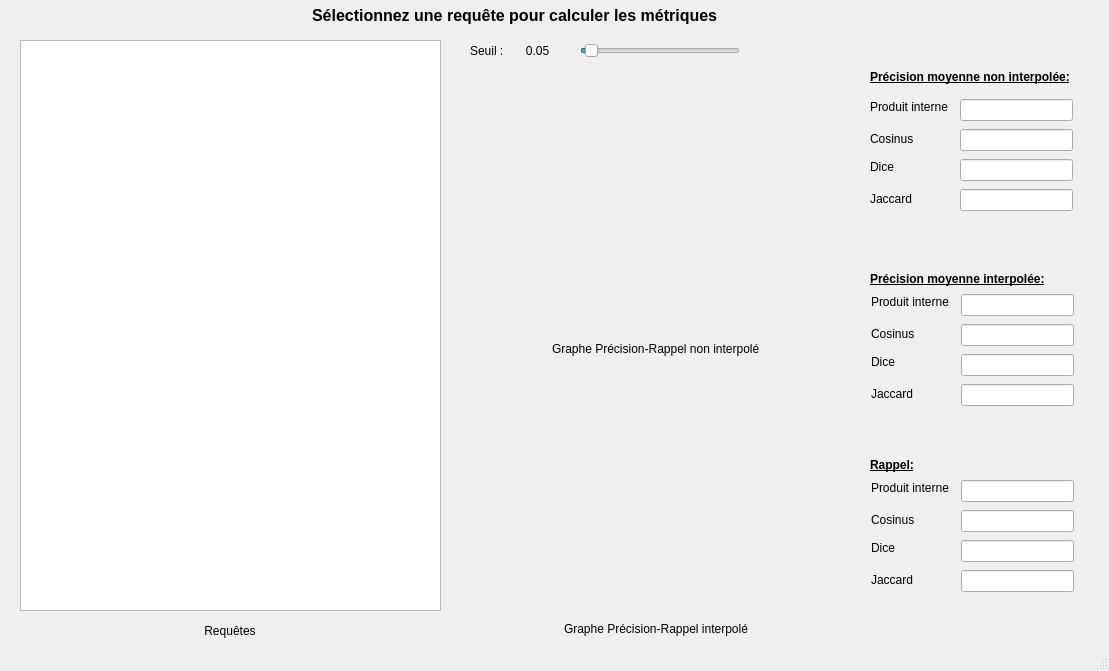
HichemAK/information-retrieval, file interface/query_interface.ui: the form before one commit.
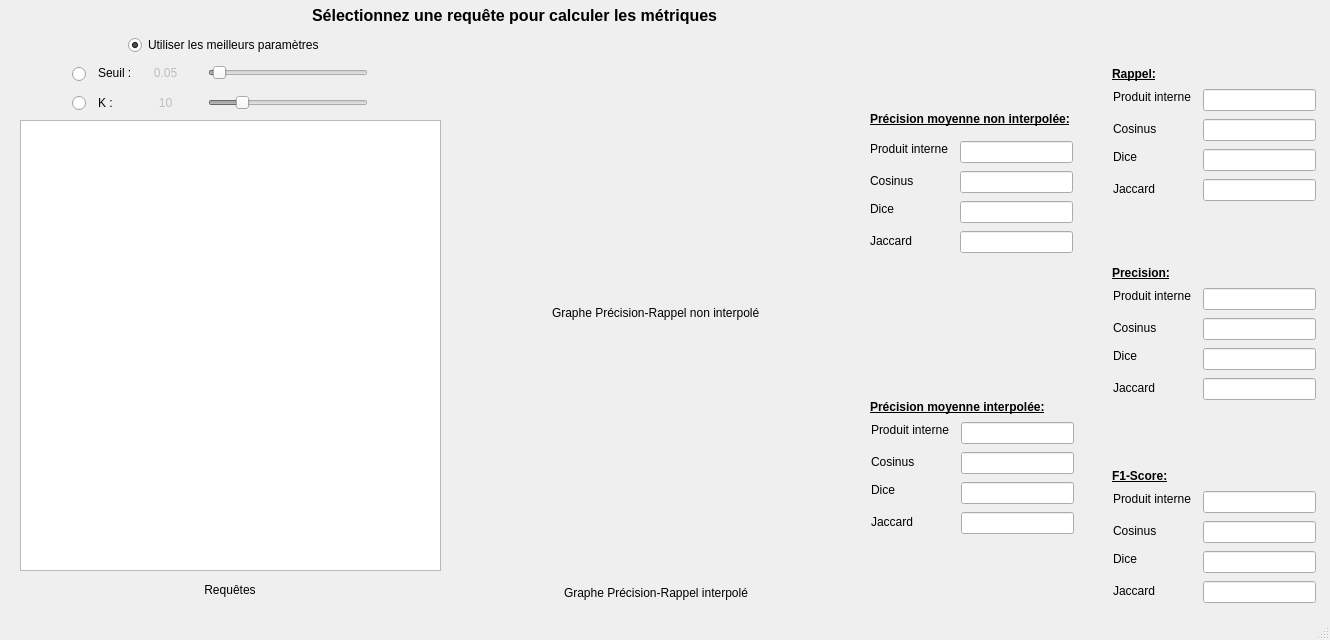
The form after the commit.

Commit message: Preparing app for new options

The edit to the form file:
```diff
--- a/interface/query_interface.ui
+++ b/interface/query_interface.ui
@@ -6,8 +6,8 @@
    <rect>
     <x>0</x>
     <y>0</y>
-    <width>1109</width>
-    <height>671</height>
+    <width>1330</width>
+    <height>640</height>
    </rect>
   </property>
   <property name="windowTitle">
@@ -18,9 +18,9 @@
     <property name="geometry">
      <rect>
       <x>20</x>
-      <y>40</y>
+      <y>120</y>
       <width>421</width>
-      <height>571</height>
+      <height>451</height>
      </rect>
     </property>
     <property name="sizeAdjustPolicy">
@@ -43,7 +43,7 @@
     <property name="geometry">
      <rect>
       <x>870</x>
-      <y>69</y>
+      <y>111</y>
       <width>241</width>
       <height>16</height>
      </rect>
@@ -63,7 +63,7 @@
     <property name="geometry">
      <rect>
       <x>552</x>
-      <y>341</y>
+      <y>305</y>
       <width>221</width>
       <height>16</height>
      </rect>
@@ -76,7 +76,7 @@
     <property name="geometry">
      <rect>
       <x>564</x>
-      <y>621</y>
+      <y>585</y>
       <width>200</width>
       <height>16</height>
      </rect>
@@ -89,7 +89,7 @@
     <property name="geometry">
      <rect>
       <x>130</x>
-      <y>623</y>
+      <y>582</y>
       <width>200</width>
       <height>16</height>
      </rect>
@@ -122,10 +122,13 @@
     </property>
    </widget>
    <widget class="QSlider" name="sliderF">
+    <property name="enabled">
+     <bool>false</bool>
+    </property>
     <property name="geometry">
      <rect>
-      <x>580</x>
-      <y>40</y>
+      <x>208</x>
+      <y>62</y>
       <width>160</width>
       <height>22</height>
      </rect>
@@ -146,8 +149,8 @@
    <widget class="QLabel" name="label_8">
     <property name="geometry">
      <rect>
-      <x>470</x>
-      <y>43</y>
+      <x>98</x>
+      <y>65</y>
       <width>41</width>
       <height>16</height>
      </rect>
@@ -157,10 +160,13 @@
     </property>
    </widget>
    <widget class="QLabel" name="labelF">
+    <property name="enabled">
+     <bool>false</bool>
+    </property>
     <property name="geometry">
      <rect>
-      <x>510</x>
-      <y>43</y>
+      <x>138</x>
+      <y>65</y>
       <width>55</width>
       <height>16</height>
      </rect>
@@ -176,7 +182,7 @@
     <property name="geometry">
      <rect>
       <x>460</x>
-      <y>81</y>
+      <y>45</y>
       <width>391</width>
       <height>251</height>
      </rect>
@@ -189,7 +195,7 @@
     <property name="geometry">
      <rect>
       <x>460</x>
-      <y>361</y>
+      <y>325</y>
       <width>391</width>
       <height>251</height>
      </rect>
@@ -202,7 +208,7 @@
     <property name="geometry">
      <rect>
       <x>870</x>
-      <y>99</y>
+      <y>141</y>
       <width>101</width>
       <height>16</height>
      </rect>
@@ -215,7 +221,7 @@
     <property name="geometry">
      <rect>
       <x>870</x>
-      <y>131</y>
+      <y>173</y>
       <width>81</width>
       <height>16</height>
      </rect>
@@ -228,7 +234,7 @@
     <property name="geometry">
      <rect>
       <x>870</x>
-      <y>159</y>
+      <y>201</y>
       <width>91</width>
       <height>16</height>
      </rect>
@@ -241,7 +247,7 @@
     <property name="geometry">
      <rect>
       <x>870</x>
-      <y>191</y>
+      <y>233</y>
       <width>101</width>
       <height>16</height>
      </rect>
@@ -254,8 +260,8 @@
     <property name="geometry">
      <rect>
       <x>870</x>
-      <y>271</y>
-      <width>241</width>
+      <y>399</y>
+      <width>211</width>
       <height>16</height>
      </rect>
     </property>
@@ -274,7 +280,7 @@
     <property name="geometry">
      <rect>
       <x>960</x>
-      <y>99</y>
+      <y>141</y>
       <width>113</width>
       <height>22</height>
      </rect>
@@ -287,7 +293,7 @@
     <property name="geometry">
      <rect>
       <x>960</x>
-      <y>129</y>
+      <y>171</y>
       <width>113</width>
       <height>22</height>
      </rect>
@@ -300,7 +306,7 @@
     <property name="geometry">
      <rect>
       <x>960</x>
-      <y>159</y>
+      <y>201</y>
       <width>113</width>
       <height>22</height>
      </rect>
@@ -313,7 +319,7 @@
     <property name="geometry">
      <rect>
       <x>960</x>
-      <y>189</y>
+      <y>231</y>
       <width>113</width>
       <height>22</height>
      </rect>
@@ -326,7 +332,7 @@
     <property name="geometry">
      <rect>
       <x>961</x>
-      <y>354</y>
+      <y>482</y>
       <width>113</width>
       <height>22</height>
      </rect>
@@ -339,7 +345,7 @@
     <property name="geometry">
      <rect>
       <x>961</x>
-      <y>294</y>
+      <y>422</y>
       <width>113</width>
       <height>22</height>
      </rect>
@@ -352,7 +358,7 @@
     <property name="geometry">
      <rect>
       <x>961</x>
-      <y>324</y>
+      <y>452</y>
       <width>113</width>
       <height>22</height>
      </rect>
@@ -365,7 +371,7 @@
     <property name="geometry">
      <rect>
       <x>871</x>
-      <y>386</y>
+      <y>514</y>
       <width>101</width>
       <height>16</height>
      </rect>
@@ -378,7 +384,7 @@
     <property name="geometry">
      <rect>
       <x>871</x>
-      <y>354</y>
+      <y>482</y>
       <width>91</width>
       <height>16</height>
      </rect>
@@ -391,7 +397,7 @@
     <property name="geometry">
      <rect>
       <x>871</x>
-      <y>294</y>
+      <y>422</y>
       <width>101</width>
       <height>16</height>
      </rect>
@@ -404,7 +410,7 @@
     <property name="geometry">
      <rect>
       <x>871</x>
-      <y>326</y>
+      <y>454</y>
       <width>81</width>
       <height>16</height>
      </rect>
@@ -417,20 +423,20 @@
     <property name="geometry">
      <rect>
       <x>961</x>
-      <y>384</y>
-      <width>113</width>
-      <height>22</height>
-     </rect>
-    </property>
-    <property name="readOnly">
-     <bool>true</bool>
-    </property>
-   </widget>
-   <widget class="QLabel" name="label_17">
-    <property name="geometry">
-     <rect>
-      <x>871</x>
       <y>512</y>
+      <width>113</width>
+      <height>22</height>
+     </rect>
+    </property>
+    <property name="readOnly">
+     <bool>true</bool>
+    </property>
+   </widget>
+   <widget class="QLabel" name="label_17">
+    <property name="geometry">
+     <rect>
+      <x>1113</x>
+      <y>121</y>
       <width>81</width>
       <height>16</height>
      </rect>
@@ -442,8 +448,8 @@
    <widget class="QLineEdit" name="lineEditRecall_10">
     <property name="geometry">
      <rect>
-      <x>961</x>
-      <y>510</y>
+      <x>1203</x>
+      <y>119</y>
       <width>113</width>
       <height>22</height>
      </rect>
@@ -455,8 +461,8 @@
    <widget class="QLineEdit" name="lineEditRecall_11">
     <property name="geometry">
      <rect>
-      <x>961</x>
-      <y>480</y>
+      <x>1203</x>
+      <y>89</y>
       <width>113</width>
       <height>22</height>
      </rect>
@@ -468,8 +474,8 @@
    <widget class="QLineEdit" name="lineEditRecall_12">
     <property name="geometry">
      <rect>
-      <x>961</x>
-      <y>570</y>
+      <x>1203</x>
+      <y>179</y>
       <width>113</width>
       <height>22</height>
      </rect>
@@ -481,8 +487,8 @@
    <widget class="QLineEdit" name="lineEditRecall_13">
     <property name="geometry">
      <rect>
-      <x>961</x>
-      <y>540</y>
+      <x>1203</x>
+      <y>149</y>
       <width>113</width>
       <height>22</height>
      </rect>
@@ -494,8 +500,8 @@
    <widget class="QLabel" name="label_18">
     <property name="geometry">
      <rect>
-      <x>871</x>
-      <y>572</y>
+      <x>1113</x>
+      <y>181</y>
       <width>101</width>
       <height>16</height>
      </rect>
@@ -507,8 +513,8 @@
    <widget class="QLabel" name="label_19">
     <property name="geometry">
      <rect>
-      <x>871</x>
-      <y>480</y>
+      <x>1113</x>
+      <y>89</y>
       <width>101</width>
       <height>16</height>
      </rect>
@@ -520,8 +526,8 @@
    <widget class="QLabel" name="label_20">
     <property name="geometry">
      <rect>
-      <x>871</x>
-      <y>540</y>
+      <x>1113</x>
+      <y>149</y>
       <width>91</width>
       <height>16</height>
      </rect>
@@ -533,8 +539,8 @@
    <widget class="QLabel" name="label_21">
     <property name="geometry">
      <rect>
-      <x>870</x>
-      <y>457</y>
+      <x>1112</x>
+      <y>66</y>
       <width>241</width>
       <height>16</height>
      </rect>
@@ -550,6 +556,362 @@
      <string>Rappel:</string>
     </property>
    </widget>
+   <widget class="QRadioButton" name="radioButton">
+    <property name="geometry">
+     <rect>
+      <x>128</x>
+      <y>35</y>
+      <width>221</width>
+      <height>20</height>
+     </rect>
+    </property>
+    <property name="text">
+     <string>Utiliser les meilleurs paramètres</string>
+    </property>
+    <property name="checked">
+     <bool>true</bool>
+    </property>
+    <attribute name="buttonGroup">
+     <string notr="true">buttonGroup</string>
+    </attribute>
+   </widget>
+   <widget class="QRadioButton" name="radioButton_2">
+    <property name="geometry">
+     <rect>
+      <x>72</x>
+      <y>64</y>
+      <width>21</width>
+      <height>20</height>
+     </rect>
+    </property>
+    <property name="text">
+     <string/>
+    </property>
+    <attribute name="buttonGroup">
+     <string notr="true">buttonGroup</string>
+    </attribute>
+   </widget>
+   <widget class="QSlider" name="sliderF_2">
+    <property name="enabled">
+     <bool>false</bool>
+    </property>
+    <property name="geometry">
+     <rect>
+      <x>208</x>
+      <y>92</y>
+      <width>160</width>
+      <height>22</height>
+     </rect>
+    </property>
+    <property name="minimum">
+     <number>1</number>
+    </property>
+    <property name="maximum">
+     <number>50</number>
+    </property>
+    <property name="value">
+     <number>10</number>
+    </property>
+    <property name="orientation">
+     <enum>Qt::Horizontal</enum>
+    </property>
+   </widget>
+   <widget class="QLabel" name="labelF_2">
+    <property name="enabled">
+     <bool>false</bool>
+    </property>
+    <property name="geometry">
+     <rect>
+      <x>138</x>
+      <y>95</y>
+      <width>55</width>
+      <height>16</height>
+     </rect>
+    </property>
+    <property name="text">
+     <string>10</string>
+    </property>
+    <property name="alignment">
+     <set>Qt::AlignCenter</set>
+    </property>
+   </widget>
+   <widget class="QLabel" name="label_22">
+    <property name="geometry">
+     <rect>
+      <x>98</x>
+      <y>95</y>
+      <width>41</width>
+      <height>16</height>
+     </rect>
+    </property>
+    <property name="text">
+     <string>K : </string>
+    </property>
+   </widget>
+   <widget class="QRadioButton" name="radioButton_3">
+    <property name="geometry">
+     <rect>
+      <x>72</x>
+      <y>93</y>
+      <width>16</width>
+      <height>20</height>
+     </rect>
+    </property>
+    <property name="text">
+     <string/>
+    </property>
+    <attribute name="buttonGroup">
+     <string notr="true">buttonGroup</string>
+    </attribute>
+   </widget>
+   <widget class="QLineEdit" name="lineEditRecall_14">
+    <property name="geometry">
+     <rect>
+      <x>1203</x>
+      <y>288</y>
+      <width>113</width>
+      <height>22</height>
+     </rect>
+    </property>
+    <property name="readOnly">
+     <bool>true</bool>
+    </property>
+   </widget>
+   <widget class="QLabel" name="label_23">
+    <property name="geometry">
+     <rect>
+      <x>1112</x>
+      <y>265</y>
+      <width>241</width>
+      <height>16</height>
+     </rect>
+    </property>
+    <property name="font">
+     <font>
+      <weight>75</weight>
+      <bold>true</bold>
+      <underline>true</underline>
+     </font>
+    </property>
+    <property name="text">
+     <string>Precision:</string>
+    </property>
+   </widget>
+   <widget class="QLabel" name="label_24">
+    <property name="geometry">
+     <rect>
+      <x>1113</x>
+      <y>320</y>
+      <width>81</width>
+      <height>16</height>
+     </rect>
+    </property>
+    <property name="text">
+     <string>Cosinus</string>
+    </property>
+   </widget>
+   <widget class="QLineEdit" name="lineEditRecall_15">
+    <property name="geometry">
+     <rect>
+      <x>1203</x>
+      <y>378</y>
+      <width>113</width>
+      <height>22</height>
+     </rect>
+    </property>
+    <property name="readOnly">
+     <bool>true</bool>
+    </property>
+   </widget>
+   <widget class="QLineEdit" name="lineEditRecall_16">
+    <property name="geometry">
+     <rect>
+      <x>1203</x>
+      <y>348</y>
+      <width>113</width>
+      <height>22</height>
+     </rect>
+    </property>
+    <property name="readOnly">
+     <bool>true</bool>
+    </property>
+   </widget>
+   <widget class="QLabel" name="label_25">
+    <property name="geometry">
+     <rect>
+      <x>1113</x>
+      <y>348</y>
+      <width>91</width>
+      <height>16</height>
+     </rect>
+    </property>
+    <property name="text">
+     <string>Dice</string>
+    </property>
+   </widget>
+   <widget class="QLabel" name="label_26">
+    <property name="geometry">
+     <rect>
+      <x>1113</x>
+      <y>380</y>
+      <width>101</width>
+      <height>16</height>
+     </rect>
+    </property>
+    <property name="text">
+     <string>Jaccard</string>
+    </property>
+   </widget>
+   <widget class="QLabel" name="label_27">
+    <property name="geometry">
+     <rect>
+      <x>1113</x>
+      <y>288</y>
+      <width>101</width>
+      <height>16</height>
+     </rect>
+    </property>
+    <property name="text">
+     <string>Produit interne</string>
+    </property>
+   </widget>
+   <widget class="QLineEdit" name="lineEditRecall_17">
+    <property name="geometry">
+     <rect>
+      <x>1203</x>
+      <y>318</y>
+      <width>113</width>
+      <height>22</height>
+     </rect>
+    </property>
+    <property name="readOnly">
+     <bool>true</bool>
+    </property>
+   </widget>
+   <widget class="QLineEdit" name="lineEditRecall_18">
+    <property name="geometry">
+     <rect>
+      <x>1203</x>
+      <y>491</y>
+      <width>113</width>
+      <height>22</height>
+     </rect>
+    </property>
+    <property name="readOnly">
+     <bool>true</bool>
+    </property>
+   </widget>
+   <widget class="QLabel" name="label_28">
+    <property name="geometry">
+     <rect>
+      <x>1112</x>
+      <y>468</y>
+      <width>241</width>
+      <height>16</height>
+     </rect>
+    </property>
+    <property name="font">
+     <font>
+      <weight>75</weight>
+      <bold>true</bold>
+      <underline>true</underline>
+     </font>
+    </property>
+    <property name="text">
+     <string>F1-Score:</string>
+    </property>
+   </widget>
+   <widget class="QLabel" name="label_29">
+    <property name="geometry">
+     <rect>
+      <x>1113</x>
+      <y>523</y>
+      <width>81</width>
+      <height>16</height>
+     </rect>
+    </property>
+    <property name="text">
+     <string>Cosinus</string>
+    </property>
+   </widget>
+   <widget class="QLineEdit" name="lineEditRecall_19">
+    <property name="geometry">
+     <rect>
+      <x>1203</x>
+      <y>581</y>
+      <width>113</width>
+      <height>22</height>
+     </rect>
+    </property>
+    <property name="readOnly">
+     <bool>true</bool>
+    </property>
+   </widget>
+   <widget class="QLineEdit" name="lineEditRecall_20">
+    <property name="geometry">
+     <rect>
+      <x>1203</x>
+      <y>551</y>
+      <width>113</width>
+      <height>22</height>
+     </rect>
+    </property>
+    <property name="readOnly">
+     <bool>true</bool>
+    </property>
+   </widget>
+   <widget class="QLabel" name="label_30">
+    <property name="geometry">
+     <rect>
+      <x>1113</x>
+      <y>551</y>
+      <width>91</width>
+      <height>16</height>
+     </rect>
+    </property>
+    <property name="text">
+     <string>Dice</string>
+    </property>
+   </widget>
+   <widget class="QLabel" name="label_31">
+    <property name="geometry">
+     <rect>
+      <x>1113</x>
+      <y>583</y>
+      <width>101</width>
+      <height>16</height>
+     </rect>
+    </property>
+    <property name="text">
+     <string>Jaccard</string>
+    </property>
+   </widget>
+   <widget class="QLabel" name="label_32">
+    <property name="geometry">
+     <rect>
+      <x>1113</x>
+      <y>491</y>
+      <width>101</width>
+      <height>16</height>
+     </rect>
+    </property>
+    <property name="text">
+     <string>Produit interne</string>
+    </property>
+   </widget>
+   <widget class="QLineEdit" name="lineEditRecall_21">
+    <property name="geometry">
+     <rect>
+      <x>1203</x>
+      <y>521</y>
+      <width>113</width>
+      <height>22</height>
+     </rect>
+    </property>
+    <property name="readOnly">
+     <bool>true</bool>
+    </property>
+   </widget>
   </widget>
   <widget class="QStatusBar" name="statusbar"/>
  </widget>
```
Left out of the diff: 3 changed lines with no effect on the pictures. The commit also changes 1 other file.
